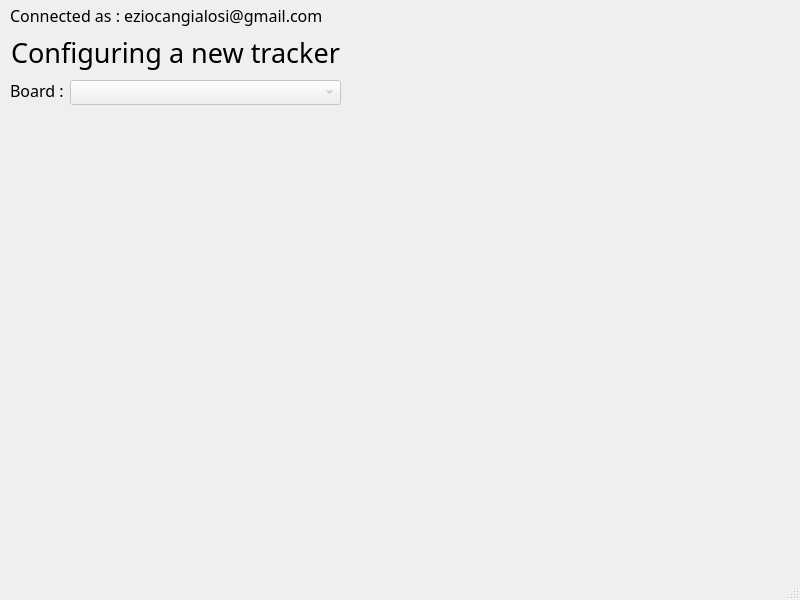
Before: the Qt Designer form mainwindow.ui in eziocangialosi/OVL-Configurator, drawn with Qt 5.
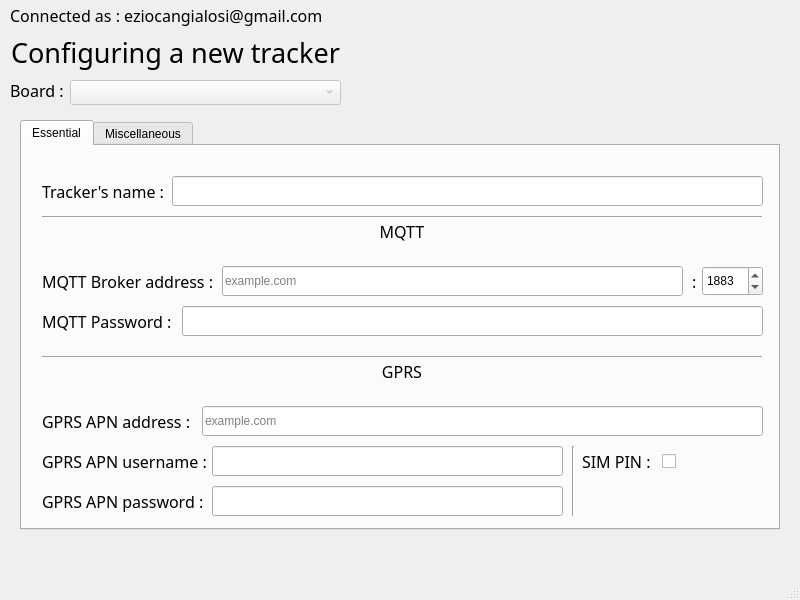
After: the same form once the commit is applied.

Commit message:
Continue the developpement of the settings form
Implementation of a class derived from QSpinBox to print the 4 digits of the sim pin
Add widgets for the setting form in tab_essential

```diff
--- a/mainwindow.ui
+++ b/mainwindow.ui
@@ -154,6 +154,401 @@
      </rect>
     </property>
    </widget>
+   <widget class="QTabWidget" name="tabSettings">
+    <property name="enabled">
+     <bool>true</bool>
+    </property>
+    <property name="geometry">
+     <rect>
+      <x>20</x>
+      <y>120</y>
+      <width>760</width>
+      <height>410</height>
+     </rect>
+    </property>
+    <property name="currentIndex">
+     <number>0</number>
+    </property>
+    <widget class="QWidget" name="tab_essential">
+     <attribute name="title">
+      <string>Essential</string>
+     </attribute>
+     <widget class="QLabel" name="lb_tk_name">
+      <property name="geometry">
+       <rect>
+        <x>20</x>
+        <y>30</y>
+        <width>161</width>
+        <height>30</height>
+       </rect>
+      </property>
+      <property name="font">
+       <font>
+        <family>Space Grotesk Light</family>
+        <pointsize>12</pointsize>
+       </font>
+      </property>
+      <property name="text">
+       <string>Tracker's name :</string>
+      </property>
+      <property name="alignment">
+       <set>Qt::AlignLeading|Qt::AlignLeft|Qt::AlignVCenter</set>
+      </property>
+     </widget>
+     <widget class="QLabel" name="lb_mqtt_addr">
+      <property name="geometry">
+       <rect>
+        <x>20</x>
+        <y>120</y>
+        <width>171</width>
+        <height>30</height>
+       </rect>
+      </property>
+      <property name="font">
+       <font>
+        <family>Space Grotesk Light</family>
+        <pointsize>12</pointsize>
+       </font>
+      </property>
+      <property name="text">
+       <string>MQTT Broker address :</string>
+      </property>
+      <property name="alignment">
+       <set>Qt::AlignLeading|Qt::AlignLeft|Qt::AlignVCenter</set>
+      </property>
+     </widget>
+     <widget class="Line" name="l_sect2">
+      <property name="geometry">
+       <rect>
+        <x>20</x>
+        <y>70</y>
+        <width>720</width>
+        <height>3</height>
+       </rect>
+      </property>
+      <property name="orientation">
+       <enum>Qt::Horizontal</enum>
+      </property>
+     </widget>
+     <widget class="QLabel" name="lb_sect2">
+      <property name="geometry">
+       <rect>
+        <x>20</x>
+        <y>75</y>
+        <width>720</width>
+        <height>21</height>
+       </rect>
+      </property>
+      <property name="font">
+       <font>
+        <family>Space Grotesk Light</family>
+        <pointsize>12</pointsize>
+        <italic>false</italic>
+        <bold>false</bold>
+        <underline>false</underline>
+       </font>
+      </property>
+      <property name="text">
+       <string>MQTT</string>
+      </property>
+      <property name="alignment">
+       <set>Qt::AlignCenter</set>
+      </property>
+     </widget>
+     <widget class="QLabel" name="lb_mqtt_pswd">
+      <property name="geometry">
+       <rect>
+        <x>20</x>
+        <y>160</y>
+        <width>131</width>
+        <height>30</height>
+       </rect>
+      </property>
+      <property name="font">
+       <font>
+        <family>Space Grotesk Light</family>
+        <pointsize>12</pointsize>
+       </font>
+      </property>
+      <property name="text">
+       <string>MQTT Password :</string>
+      </property>
+      <property name="alignment">
+       <set>Qt::AlignLeading|Qt::AlignLeft|Qt::AlignVCenter</set>
+      </property>
+     </widget>
+     <widget class="QLineEdit" name="lE_mqtt_addr">
+      <property name="geometry">
+       <rect>
+        <x>200</x>
+        <y>120</y>
+        <width>461</width>
+        <height>30</height>
+       </rect>
+      </property>
+      <property name="placeholderText">
+       <string>example.com</string>
+      </property>
+     </widget>
+     <widget class="QLabel" name="lb_mqtt_port">
+      <property name="geometry">
+       <rect>
+        <x>670</x>
+        <y>120</y>
+        <width>5</width>
+        <height>30</height>
+       </rect>
+      </property>
+      <property name="font">
+       <font>
+        <family>Space Grotesk Light</family>
+        <pointsize>12</pointsize>
+       </font>
+      </property>
+      <property name="text">
+       <string>:</string>
+      </property>
+      <property name="alignment">
+       <set>Qt::AlignLeading|Qt::AlignLeft|Qt::AlignVCenter</set>
+      </property>
+     </widget>
+     <widget class="QSpinBox" name="sB_mqtt_port">
+      <property name="geometry">
+       <rect>
+        <x>680</x>
+        <y>120</y>
+        <width>61</width>
+        <height>30</height>
+       </rect>
+      </property>
+      <property name="minimum">
+       <number>1</number>
+      </property>
+      <property name="maximum">
+       <number>65535</number>
+      </property>
+      <property name="value">
+       <number>1883</number>
+      </property>
+     </widget>
+     <widget class="QLineEdit" name="lE_mqtt_pswd">
+      <property name="geometry">
+       <rect>
+        <x>160</x>
+        <y>160</y>
+        <width>581</width>
+        <height>30</height>
+       </rect>
+      </property>
+      <property name="echoMode">
+       <enum>QLineEdit::Password</enum>
+      </property>
+     </widget>
+     <widget class="QLabel" name="lb_gprs_apn">
+      <property name="geometry">
+       <rect>
+        <x>20</x>
+        <y>260</y>
+        <width>151</width>
+        <height>30</height>
+       </rect>
+      </property>
+      <property name="font">
+       <font>
+        <family>Space Grotesk Light</family>
+        <pointsize>12</pointsize>
+       </font>
+      </property>
+      <property name="text">
+       <string>GPRS APN address :</string>
+      </property>
+      <property name="alignment">
+       <set>Qt::AlignLeading|Qt::AlignLeft|Qt::AlignVCenter</set>
+      </property>
+     </widget>
+     <widget class="QLabel" name="lb_sect3">
+      <property name="geometry">
+       <rect>
+        <x>20</x>
+        <y>215</y>
+        <width>720</width>
+        <height>21</height>
+       </rect>
+      </property>
+      <property name="font">
+       <font>
+        <family>Space Grotesk Light</family>
+        <pointsize>12</pointsize>
+       </font>
+      </property>
+      <property name="text">
+       <string>GPRS</string>
+      </property>
+      <property name="alignment">
+       <set>Qt::AlignCenter</set>
+      </property>
+     </widget>
+     <widget class="Line" name="l_sect3">
+      <property name="geometry">
+       <rect>
+        <x>20</x>
+        <y>210</y>
+        <width>720</width>
+        <height>3</height>
+       </rect>
+      </property>
+      <property name="orientation">
+       <enum>Qt::Horizontal</enum>
+      </property>
+     </widget>
+     <widget class="QLineEdit" name="lE_gprs_apn">
+      <property name="geometry">
+       <rect>
+        <x>180</x>
+        <y>260</y>
+        <width>561</width>
+        <height>30</height>
+       </rect>
+      </property>
+      <property name="placeholderText">
+       <string>example.com</string>
+      </property>
+     </widget>
+     <widget class="QLineEdit" name="lE_iot_name">
+      <property name="geometry">
+       <rect>
+        <x>150</x>
+        <y>30</y>
+        <width>591</width>
+        <height>30</height>
+       </rect>
+      </property>
+     </widget>
+     <widget class="QLabel" name="lb_gprs_user">
+      <property name="geometry">
+       <rect>
+        <x>20</x>
+        <y>300</y>
+        <width>171</width>
+        <height>30</height>
+       </rect>
+      </property>
+      <property name="font">
+       <font>
+        <family>Space Grotesk Light</family>
+        <pointsize>12</pointsize>
+       </font>
+      </property>
+      <property name="text">
+       <string>GPRS APN username :</string>
+      </property>
+      <property name="alignment">
+       <set>Qt::AlignLeading|Qt::AlignLeft|Qt::AlignVCenter</set>
+      </property>
+     </widget>
+     <widget class="QLineEdit" name="lE_gprs_user">
+      <property name="geometry">
+       <rect>
+        <x>190</x>
+        <y>300</y>
+        <width>351</width>
+        <height>30</height>
+       </rect>
+      </property>
+      <property name="placeholderText">
+       <string/>
+      </property>
+     </widget>
+     <widget class="QLineEdit" name="lE_gprs_pswd">
+      <property name="geometry">
+       <rect>
+        <x>190</x>
+        <y>340</y>
+        <width>351</width>
+        <height>30</height>
+       </rect>
+      </property>
+      <property name="echoMode">
+       <enum>QLineEdit::Password</enum>
+      </property>
+     </widget>
+     <widget class="QLabel" name="lb_gprs_pswd">
+      <property name="geometry">
+       <rect>
+        <x>20</x>
+        <y>340</y>
+        <width>171</width>
+        <height>30</height>
+       </rect>
+      </property>
+      <property name="font">
+       <font>
+        <family>Space Grotesk Light</family>
+        <pointsize>12</pointsize>
+       </font>
+      </property>
+      <property name="text">
+       <string>GPRS APN password :</string>
+      </property>
+      <property name="alignment">
+       <set>Qt::AlignLeading|Qt::AlignLeft|Qt::AlignVCenter</set>
+      </property>
+     </widget>
+     <widget class="Line" name="line">
+      <property name="geometry">
+       <rect>
+        <x>550</x>
+        <y>300</y>
+        <width>3</width>
+        <height>70</height>
+       </rect>
+      </property>
+      <property name="orientation">
+       <enum>Qt::Vertical</enum>
+      </property>
+     </widget>
+     <widget class="QLabel" name="lb_gprs_pin">
+      <property name="geometry">
+       <rect>
+        <x>560</x>
+        <y>300</y>
+        <width>71</width>
+        <height>30</height>
+       </rect>
+      </property>
+      <property name="font">
+       <font>
+        <family>Space Grotesk Light</family>
+        <pointsize>12</pointsize>
+       </font>
+      </property>
+      <property name="text">
+       <string>SIM PIN :</string>
+      </property>
+      <property name="alignment">
+       <set>Qt::AlignLeading|Qt::AlignLeft|Qt::AlignVCenter</set>
+      </property>
+     </widget>
+     <widget class="QCheckBox" name="checkBox">
+      <property name="geometry">
+       <rect>
+        <x>640</x>
+        <y>300</y>
+        <width>15</width>
+        <height>30</height>
+       </rect>
+      </property>
+      <property name="text">
+       <string/>
+      </property>
+     </widget>
+    </widget>
+    <widget class="QWidget" name="tab_misc">
+     <attribute name="title">
+      <string>Miscellaneous</string>
+     </attribute>
+    </widget>
+   </widget>
   </widget>
   <widget class="QMenuBar" name="menubar">
    <property name="geometry">
```
The commit also changes 4 other files.
